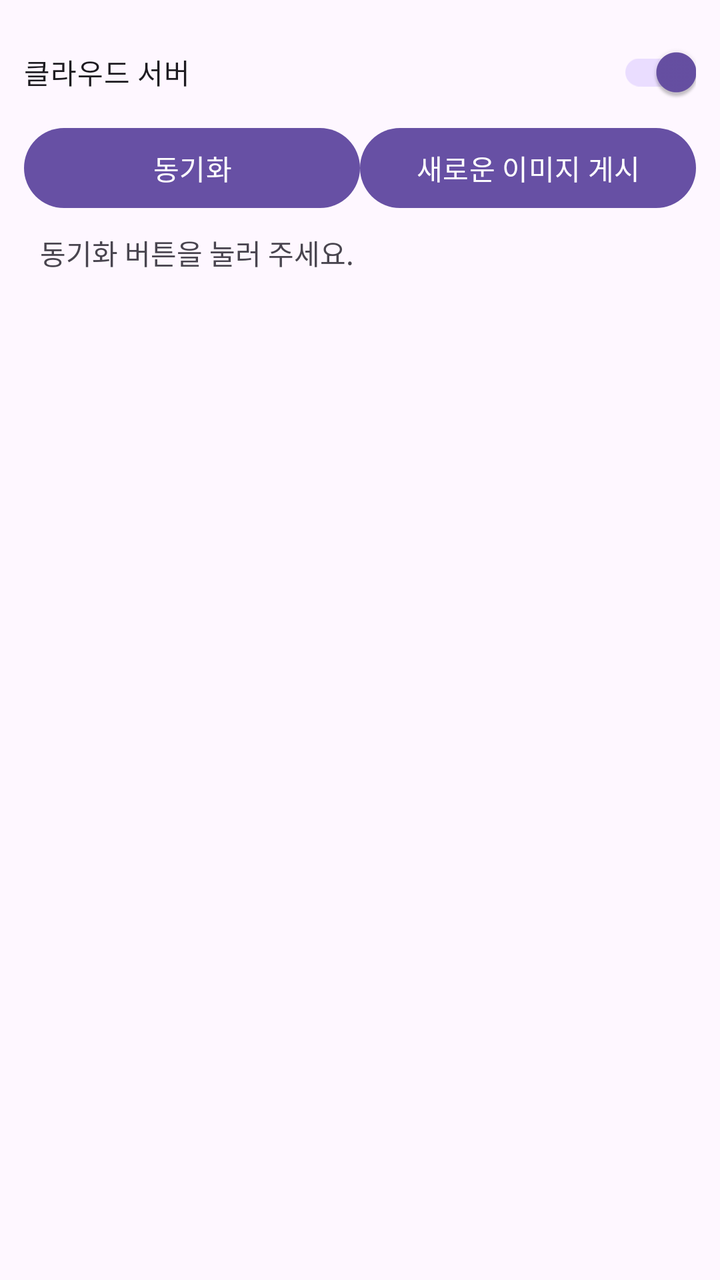
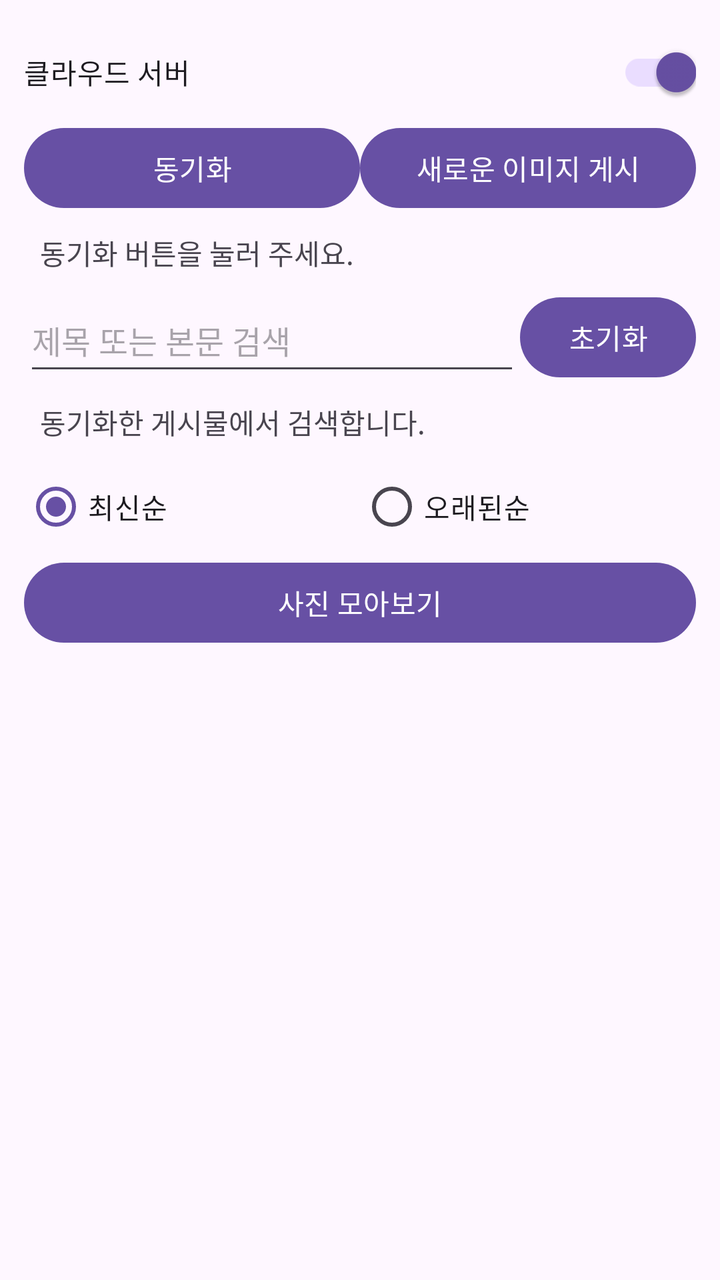

Screens rendered from an Android XML layout before and after an edit, with the pre-edit source and the edit as a unified diff.
<!-- AndroidManifest.xml: application theme Theme.PhotoViewer -->
<!-- res/layout/activity_main.xml -->
<?xml version="1.0" encoding="utf-8"?>
<LinearLayout xmlns:android="http://schemas.android.com/apk/res/android"
    android:layout_width="match_parent"
    android:layout_height="match_parent"
    android:orientation="vertical"
    android:padding="12dp">

    <androidx.appcompat.widget.SwitchCompat
        android:id="@+id/server_switch"
        android:layout_width="match_parent"
        android:layout_height="wrap_content"
        android:checked="true"
        android:text="클라우드 서버" />

    <LinearLayout
        android:layout_width="match_parent"
        android:layout_height="wrap_content"
        android:orientation="horizontal">

        <Button
            android:id="@+id/btn_load"
            android:layout_width="0dp"
            android:layout_height="wrap_content"
            android:layout_weight="1"
            android:onClick="onClickDownload"
            android:text="동기화" />

        <Button
            android:id="@+id/btn_save"
            android:layout_width="0dp"
            android:layout_height="wrap_content"
            android:layout_weight="1"
            android:onClick="onClickUpload"
            android:text="새로운 이미지 게시" />
    </LinearLayout>

    <TextView
        android:id="@+id/textView"
        android:layout_width="match_parent"
        android:layout_height="wrap_content"
        android:padding="8dp"
        android:text="동기화 버튼을 눌러 주세요." />

    <androidx.recyclerview.widget.RecyclerView
        android:id="@+id/recyclerView"
        android:layout_width="match_parent"
        android:layout_height="0dp"
        android:layout_weight="1"
        android:layout_margin="8dp" />
</LinearLayout>
<!-- resources referenced by this layout -->
<resources>
  <style name="Theme.PhotoViewer" parent="Base.Theme.PhotoViewer" />
  <style name="Base.Theme.PhotoViewer" parent="Theme.Material3.DayNight.NoActionBar">
          
          
      </style>
</resources>

<!-- the commit's change to res/layout/activity_main.xml (unified diff, before → after) -->
@@ -41,6 +41,68 @@
         android:padding="8dp"
         android:text="동기화 버튼을 눌러 주세요." />
 
+    <LinearLayout
+        android:layout_width="match_parent"
+        android:layout_height="wrap_content"
+        android:orientation="horizontal"
+        android:gravity="center_vertical">
+        <EditText
+            android:id="@+id/search_input"
+            android:layout_width="0dp"
+            android:layout_height="wrap_content"
+            android:layout_weight="1"
+            android:minHeight="48dp"
+            android:hint="제목 또는 본문 검색"
+            android:contentDescription="게시물 검색어"
+            android:inputType="text"
+            android:imeOptions="actionSearch"
+            android:singleLine="true"
+            android:textSize="16sp" />
+        <Button
+            android:id="@+id/search_clear"
+            android:layout_width="wrap_content"
+            android:layout_height="wrap_content"
+            android:text="초기화"
+            android:contentDescription="검색어 초기화" />
+    </LinearLayout>
+
+    <TextView
+        android:id="@+id/search_result"
+        android:layout_width="match_parent"
+        android:layout_height="wrap_content"
+        android:padding="8dp"
+        android:accessibilityLiveRegion="polite"
+        android:text="동기화한 게시물에서 검색합니다." />
+
+    <RadioGroup
+        android:id="@+id/sort_order"
+        android:layout_width="match_parent"
+        android:layout_height="wrap_content"
+        android:orientation="horizontal"
+        android:contentDescription="게시일 정렬 순서">
+        <RadioButton
+            android:id="@+id/sort_newest"
+            android:layout_width="0dp"
+            android:layout_height="wrap_content"
+            android:layout_weight="1"
+            android:minHeight="48dp"
+            android:text="최신순"
+            android:checked="true" />
+        <RadioButton
+            android:id="@+id/sort_oldest"
+            android:layout_width="0dp"
+            android:layout_height="wrap_content"
+            android:layout_weight="1"
+            android:minHeight="48dp"
+            android:text="오래된순" />
+    </RadioGroup>
+
+    <Button
+        android:id="@+id/open_gallery"
+        android:layout_width="match_parent"
+        android:layout_height="wrap_content"
+        android:text="사진 모아보기" />
+
     <androidx.recyclerview.widget.RecyclerView
         android:id="@+id/recyclerView"
         android:layout_width="match_parent"
